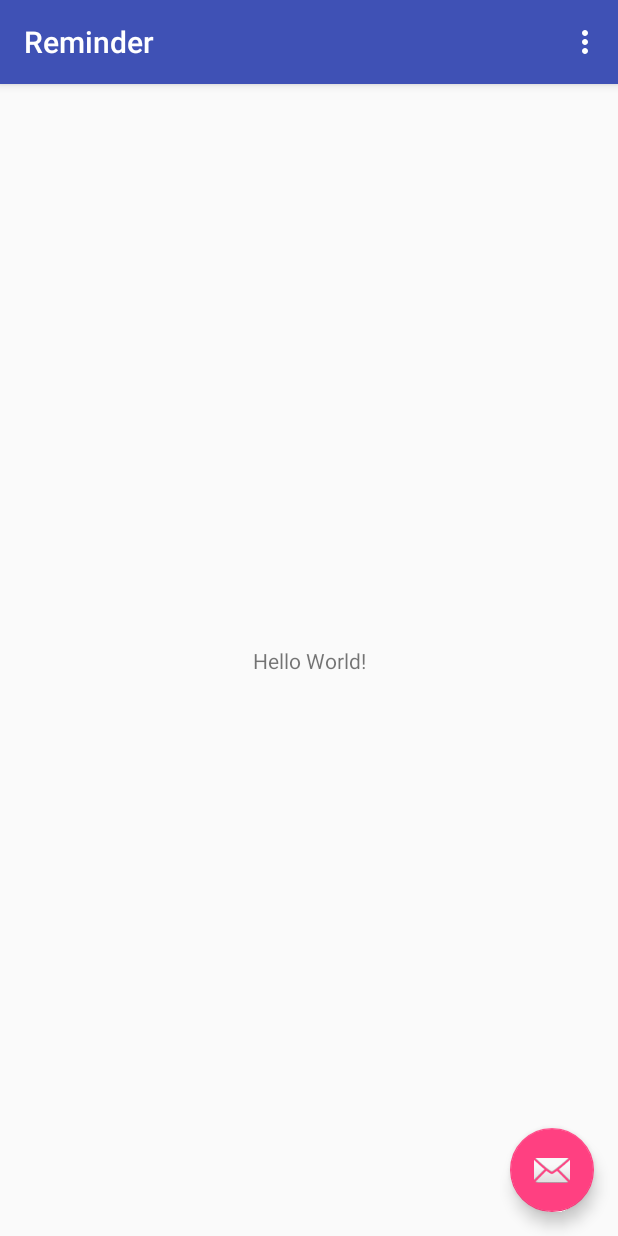
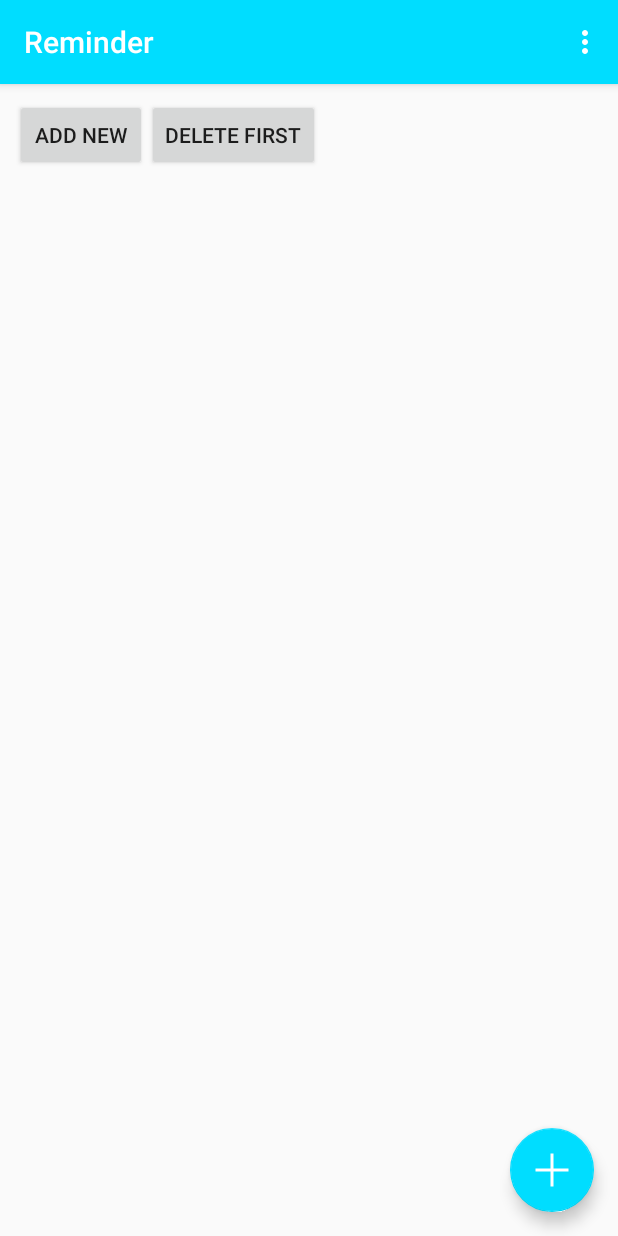
Before and after one commit to kyaw-frobom/Reminder, an Android app: the screen it shows after launch (MainActivity), on a phone screen of 412 x 824 dp. Run offline under Robolectric (Android 15) with nearby library versions, the phone set to English and light mode, and no system bars.

Commit message:
"List and Database Creation"

```diff
--- a/app/src/main/AndroidManifest.xml
+++ b/app/src/main/AndroidManifest.xml
@@ -4,10 +4,11 @@
 
     <application
         android:allowBackup="true"
-        android:icon="@mipmap/ic_launcher"
+        android:icon="@drawable/b"
         android:label="@string/app_name"
         android:roundIcon="@mipmap/ic_launcher_round"
         android:supportsRtl="true"
+
         android:theme="@style/AppTheme">
         <activity
             android:name=".MainActivity"
--- /dev/null
+++ b/app/src/main/java/com/frobom/reminder/DatabaseAccessAdapter.java
@@ -0,0 +1,96 @@
+package com.frobom.reminder;
+
+/**
+ * Created by Lenovo on 6/29/2017.
+ */
+import java.util.ArrayList;
+import java.util.List;
+
+import android.app.Activity;
+import android.content.ContentValues;
+import android.content.Context;
+import android.database.Cursor;
+import android.database.SQLException;
+import android.database.sqlite.SQLiteDatabase;
+import android.util.Log;
+import android.widget.Toast;
+
+public class DatabaseAccessAdapter {
+        private Activity activity;
+        // Database fields
+        private SQLiteDatabase database;
+        private MySQLiteHelper dbHelper;
+        private String[] allColumns = { MySQLiteHelper.COLUMN_ID,
+                MySQLiteHelper.REMIND_TITLE, MySQLiteHelper.REMIND_CONTENT, MySQLiteHelper.DATE,
+                MySQLiteHelper.TIME, MySQLiteHelper.REMIND_URI};
+
+        public DatabaseAccessAdapter(Context context) {
+            dbHelper = new MySQLiteHelper(context);
+        }
+
+        public void open() throws SQLException {
+            database = dbHelper.getWritableDatabase();
+        }
+
+        public void close() {
+            dbHelper.close();
+        }
+
+        public Attributes createAttributes(Attributes att) {
+            ContentValues values = new ContentValues();
+            values.put(MySQLiteHelper.REMIND_TITLE, att.getTitle());
+            values.put(MySQLiteHelper.REMIND_CONTENT, att.getDescription());
+            values.put(MySQLiteHelper.DATE,att.getTitle());
+            values.put(MySQLiteHelper.TIME,att.getTime());
+            values.put(MySQLiteHelper.REMIND_URI,att.getRemindUri());
+            long insertId = database.insert(MySQLiteHelper.TABLE_NAME, null,
+                    values);
+            Log.e("TEst","Successfully added");
+
+            Cursor cursor = database.query(MySQLiteHelper.TABLE_NAME,
+                    allColumns, MySQLiteHelper.COLUMN_ID + " = " + insertId, null,
+                    null, null, null);
+            Log.e("TEst","Successfully query");
+
+
+            cursor.moveToFirst();
+            Attributes newComment = cursorToComment(cursor);
+            cursor.close();
+            return newComment;
+        }
+
+        public void deleteAttributes(Attributes comment) {
+            long id = comment.getId();
+            System.out.println("Comment deleted with id: " + id);
+            database.delete(MySQLiteHelper.TABLE_NAME, MySQLiteHelper.COLUMN_ID
+                    + " = " + id, null);
+        }
+
+        public List<Attributes> getAllAttributes() {
+            List<Attributes> comments = new ArrayList<Attributes>();
+
+            Cursor cursor = database.query(MySQLiteHelper.TABLE_NAME,
+                    allColumns, null, null, null, null, null);
+
+            cursor.moveToFirst();
+            while (!cursor.isAfterLast()) {
+                Attributes comment = cursorToComment(cursor);
+                comments.add(comment);
+                cursor.moveToNext();
+            }
+            // make sure to close the cursor
+            cursor.close();
+            return comments;
+        }
+
+        private Attributes cursorToComment(Cursor cursor) {
+            Attributes att = new Attributes();
+            att.setId(cursor.getInt(0));
+            att.setTitle(cursor.getString(1));
+            att.setDescription(cursor.getString(2));
+            att.setDate(cursor.getString(3));
+            att.setTime(cursor.getString(4));
+            att.setRemindUri(cursor.getString(5));
+            return att;
+        }
+    }
--- a/app/src/main/java/com/frobom/reminder/MainActivity.java
+++ b/app/src/main/java/com/frobom/reminder/MainActivity.java
@@ -1,5 +1,7 @@
 package com.frobom.reminder;
 
+import android.app.Activity;
+import android.app.ListActivity;
 import android.os.Bundle;
 import android.support.design.widget.FloatingActionButton;
 import android.support.design.widget.Snackbar;
@@ -8,13 +10,30 @@ import android.support.v7.widget.Toolbar;
 import android.view.View;
 import android.view.Menu;
 import android.view.MenuItem;
+import android.widget.ArrayAdapter;
+import android.widget.BaseAdapter;
+import android.widget.ListAdapter;
+import android.widget.ListView;
+import android.widget.Toast;
 
-public class MainActivity extends AppCompatActivity {
+import org.xml.sax.helpers.AttributesImpl;
 
+import java.util.ArrayList;
+import java.util.List;
+
+import java.util.Random;
+
+public class MainActivity extends AppCompatActivity{
+    public DatabaseAccessAdapter datasource;
+    private   ListView listView;
+    private Attributes att;
+    private Attributes returnValue;
+    private ArrayAdapter<Attributes> adapter;
     @Override
     protected void onCreate(Bundle savedInstanceState) {
         super.onCreate(savedInstanceState);
         setContentView(R.layout.activity_main);
+        ListView listView=(ListView)findViewById(R.id.list);
         Toolbar toolbar = (Toolbar) findViewById(R.id.toolbar);
         setSupportActionBar(toolbar);
 
@@ -26,6 +45,61 @@ public class MainActivity extends AppCompatActivity {
                         .setAction("Action", null).show();
             }
         });
+        datasource = new DatabaseAccessAdapter(this);
+        datasource.open();
+
+        List<Attributes> values = datasource.getAllAttributes();
+
+        // use the SimpleCursorAdapter to show the
+        // elements in a ListView
+        adapter = new ArrayAdapter<Attributes>(this,
+                android.R.layout.simple_list_item_1, values);
+        listView.setAdapter(adapter);
+    }
+
+    // Will be called via the onClick attribute
+    // of the buttons in main.xml
+    public void onClick(View view) {
+      //  @SuppressWarnings("unchecked")
+        //ArrayAdapter<String> adapter1=new ArrayAdapter<String>(this,android.R.layout.simple_list_item_1,null);
+       //List<String> adapter =new ArrayList<String>();
+       // Attributes att1 = null;
+
+        switch (view.getId()) {
+
+            case R.id.add:
+                att=new Attributes();
+                att.setTitle("To go out");
+                att.setDescription("To meet friends at the front Tower in 4pm!!Excited");
+                att.setTime("2:30PM");
+                att.setDate("3:30PM");
+                att.setRemindUri("sdcard/songs/party.mp3");
+                // save the new attribute to the database
+                returnValue = datasource.createAttributes(att);
+                Toast.makeText(getApplicationContext(),"Data Added",Toast.LENGTH_LONG).show();
+                break;
+            case R.id.delete:
+             //   if (listView.getCount() > 0) {
+                // att1 = (Attributes) listView.getItemAtPosition(0);
+                    datasource.deleteAttributes(returnValue);
+                Toast.makeText(getApplicationContext(),"Data Deleted",Toast.LENGTH_LONG).show();
+                  // adapter.remove(att1);
+               // }
+                break;
+        }
+        adapter.notifyDataSetChanged();
+    }
+
+    @Override
+    protected void onResume() {
+        datasource.open();
+        super.onResume();
+    }
+
+    @Override
+    protected void onPause() {
+        datasource.close();
+        super.onPause();
     }
 
     @Override
--- /dev/null
+++ b/app/src/main/java/com/frobom/reminder/MySQLiteHelper.java
@@ -0,0 +1,57 @@
+package com.frobom.reminder;
+
+/**
+ * Created by Lenovo on 6/29/2017.
+ */
+
+import android.app.Activity;
+import android.content.Context;
+import android.database.sqlite.SQLiteDatabase;
+import android.database.sqlite.SQLiteOpenHelper;
+import android.util.Log;
+import android.widget.Toast;
+
+public class MySQLiteHelper extends SQLiteOpenHelper {
+
+    public static final String TABLE_NAME = "reminder";
+    public static final String COLUMN_ID = "id";
+    public static final String REMIND_TITLE = "title";
+    public static final String REMIND_CONTENT="description";
+    public  static final String TIME="time";
+    public static  final String DATE="date";
+    public static final String REMIND_URI="remindUri";
+    public static SQLiteDatabase db;
+    private static final String DATABASE_NAME = "reminderDB.db";
+    private static final int DATABASE_VERSION = 1;
+
+    private Activity activity;
+    // Database creation sql statement
+    private static final String DATABASE_CREATE = "create table "
+            + TABLE_NAME + "( " + COLUMN_ID
+            + " integer primary key autoincrement, " + REMIND_TITLE
+            + " text not null, " + REMIND_CONTENT + " text not null, "+ TIME + " text not null, " +
+            DATE + " text not null, " + REMIND_URI + " text not null);";
+
+    public MySQLiteHelper(Context context) {
+        super(context, DATABASE_NAME, null, DATABASE_VERSION);
+        Log.e("Test","Database created");
+
+    }
+
+
+    @Override
+    public void onCreate(SQLiteDatabase database) {
+        database.execSQL(DATABASE_CREATE);
+        Log.e("Test","Table created");
+    }
+
+    @Override
+    public void onUpgrade(SQLiteDatabase db, int oldVersion, int newVersion) {
+        Log.w(MySQLiteHelper.class.getName(),
+                "Upgrading database from version " + oldVersion + " to "
+                        + newVersion + ", which will destroy all old data");
+        db.execSQL("DROP TABLE IF EXISTS " + TABLE_NAME);
+        onCreate(db);
+    }
+
+}
--- a/app/src/main/res/layout/activity_main.xml
+++ b/app/src/main/res/layout/activity_main.xml
@@ -2,6 +2,7 @@
 <android.support.design.widget.CoordinatorLayout xmlns:android="http://schemas.android.com/apk/res/android"
     xmlns:app="http://schemas.android.com/apk/res-auto"
     xmlns:tools="http://schemas.android.com/tools"
+
     android:layout_width="match_parent"
     android:layout_height="match_parent"
     tools:context="com.frobom.reminder.MainActivity">
@@ -9,13 +10,14 @@
     <android.support.design.widget.AppBarLayout
         android:layout_width="match_parent"
         android:layout_height="wrap_content"
+
         android:theme="@style/AppTheme.AppBarOverlay">
 
         <android.support.v7.widget.Toolbar
             android:id="@+id/toolbar"
             android:layout_width="match_parent"
             android:layout_height="?attr/actionBarSize"
-            android:background="?attr/colorPrimary"
+            android:background="@android:color/holo_blue_bright"
             app:popupTheme="@style/AppTheme.PopupOverlay" />
 
     </android.support.design.widget.AppBarLayout>
@@ -28,6 +30,7 @@
         android:layout_height="wrap_content"
         android:layout_gravity="bottom|end"
         android:layout_margin="@dimen/fab_margin"
-        app:srcCompat="@android:drawable/ic_dialog_email" />
+        app:backgroundTint="@android:color/holo_blue_bright"
+        app:srcCompat="@drawable/plus" />
 
 </android.support.design.widget.CoordinatorLayout>
--- a/app/src/main/res/layout/content_main.xml
+++ b/app/src/main/res/layout/content_main.xml
@@ -1,20 +1,44 @@
 <?xml version="1.0" encoding="utf-8"?>
-<android.support.constraint.ConstraintLayout xmlns:android="http://schemas.android.com/apk/res/android"
+<LinearLayout
+    xmlns:android="http://schemas.android.com/apk/res/android"
     xmlns:app="http://schemas.android.com/apk/res-auto"
     xmlns:tools="http://schemas.android.com/tools"
     android:layout_width="match_parent"
     android:layout_height="match_parent"
+    android:padding="10dp"
+    android:orientation="vertical"
     app:layout_behavior="@string/appbar_scrolling_view_behavior"
     tools:context="com.frobom.reminder.MainActivity"
     tools:showIn="@layout/activity_main">
+    <LinearLayout
+        android:id="@+id/group"
+        android:layout_width="wrap_content"
+        android:layout_height="wrap_content" >
 
-    <TextView
-        android:layout_width="wrap_content"
-        android:layout_height="wrap_content"
-        android:text="Hello World!"
-        app:layout_constraintBottom_toBottomOf="parent"
-        app:layout_constraintLeft_toLeftOf="parent"
-        app:layout_constraintRight_toRightOf="parent"
-        app:layout_constraintTop_toTopOf="parent" />
+        <Button
+            android:id="@+id/add"
+            android:padding="10dp"
+            android:layout_width="wrap_content"
+            android:layout_height="wrap_content"
+            android:text="Add New"
+            android:onClick="onClick"/>
 
-</android.support.constraint.ConstraintLayout>
+        <Button
+            android:id="@+id/delete"
+            android:layout_width="wrap_content"
+            android:layout_height="wrap_content"
+            android:text="Delete First"
+            android:onClick="onClick"/>
+
+    </LinearLayout>
+
+<ListView
+    android:id="@+id/list"
+    android:layout_width="348dp"
+    android:layout_height="wrap_content"
+    tools:layout_editor_absoluteY="0dp"
+    tools:layout_editor_absoluteX="8dp">
+</ListView>
+
+
+</LinearLayout>
--- a/build.gradle
+++ b/build.gradle
@@ -5,7 +5,7 @@ buildscript {
         jcenter()
     }
     dependencies {
-        classpath 'com.android.tools.build:gradle:2.3.2'
+        classpath 'com.android.tools.build:gradle:2.3.3'
 
         // NOTE: Do not place your application dependencies here; they belong
         // in the individual module build.gradle files
```
Also changed, not shown: app/src/main/java/com/frobom/reminder/Attributes.java (added, +59 -0 lines), app/src/main/res/drawable/b.png (added), app/src/main/res/drawable/plus.png (added).
